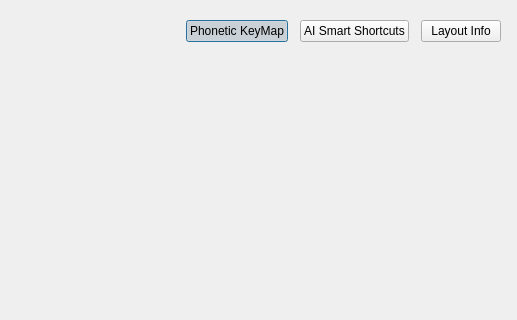
Qt form src/frontend/LayoutViewer.ui (sojibcreates-maker/MatraKi-Keyboard) before a commit; both pictures show x 431 to 948 and y 0 to 320 of the 948 by 660 pixel window.
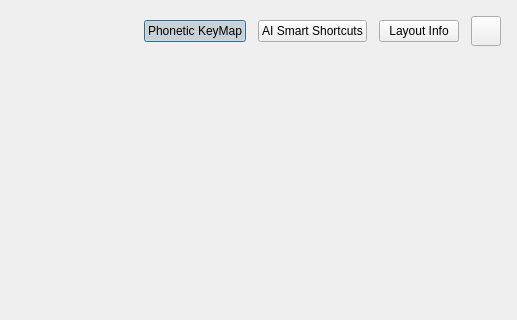
The same form after that commit.

```diff
--- a/src/frontend/LayoutViewer.ui
+++ b/src/frontend/LayoutViewer.ui
@@ -159,6 +159,28 @@
           </property>
          </widget>
         </item>
+        <item>
+         <widget class="QPushButton" name="btnCloseIcon">
+          <property name="cursor">
+           <cursorShape>PointingHandCursor</cursorShape>
+          </property>
+          <property name="minimumSize">
+           <size>
+            <width>30</width>
+            <height>30</height>
+           </size>
+          </property>
+          <property name="maximumSize">
+           <size>
+            <width>30</width>
+            <height>30</height>
+           </size>
+          </property>
+          <property name="text">
+           <string/>
+          </property>
+         </widget>
+        </item>
        </layout>
       </item>
       <item>
```
